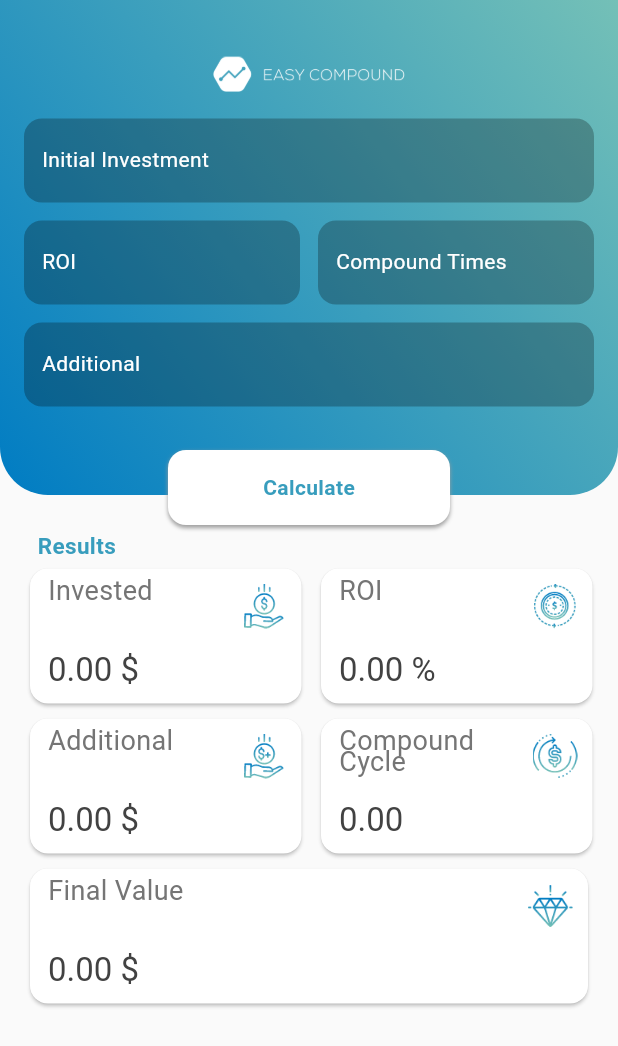
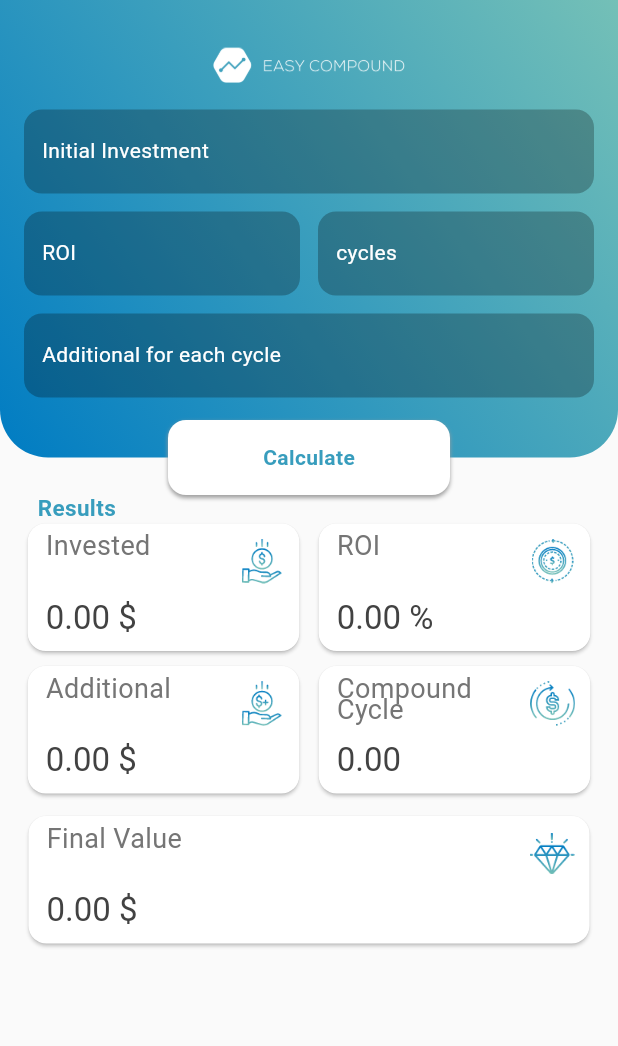
Before and after one commit to AntonioVerdiglione1996/EasyCompoundCalculatorApp, a Flutter app: the screen it shows after launch, on a phone screen of 412 x 824 dp. Shown: the top 1046 px of the screen. Run offline on Flutter 3.47's test engine with Material 2 defaults, Android fonts, the light colour scheme and no system bars; missing offline and left inert: firebase_admob; accounts and stored records are empty.

Commit message:
adjusted screen size

```diff
--- a/lib/adMobHelper.dart
+++ b/lib/adMobHelper.dart
@@ -13,7 +13,7 @@ class AdMobHelper {
   static BannerAd _bannerAd;
 
   static BannerAd createBannerAd(){
-    return BannerAd(adUnitId: BannerAd.testAdUnitId,size: AdSize.fullBanner ,targetingInfo: targetingInfo);
+    return BannerAd(adUnitId: BannerAd.testAdUnitId,size: AdSize.smartBanner ,targetingInfo: targetingInfo);
   }
 
   static void initStateAd(){
--- a/lib/cardItem.dart
+++ b/lib/cardItem.dart
@@ -30,7 +30,7 @@ class _CardItem extends State<CardItem> {
           ),
           child: SizedBox(
             width: widget.width,
-            height: 90,
+            height: 85,
             child: Stack(
               children: <Widget>[
                 Positioned(
@@ -56,7 +56,7 @@ class _CardItem extends State<CardItem> {
                   height: 30,
                 ),
                 Positioned(
-                    top: 55,
+                    top: 50,
                     left: 12,
                     child: Text(
                       widget.valueToDisplay.toStringAsFixed(2) +
--- a/lib/layout2.dart
+++ b/lib/layout2.dart
@@ -46,9 +46,7 @@ class _Layout2 extends State<Layout2> {
     finalValue = 0.0;
     AdMobHelper.initStateAd();
 
-
     super.initState();
-
   }
 
   @override
@@ -65,7 +63,7 @@ class _Layout2 extends State<Layout2> {
       {String suffix = ""}) {
     return TextField(
       cursorColor: Colors.white,
-      style: TextStyle(color: Colors.white,fontSize: 14,letterSpacing: 0.25),
+      style: TextStyle(color: Colors.white, fontSize: 14, letterSpacing: 0.25),
       keyboardType: TextInputType.number,
       onSubmitted: (value) {
         setState(() {
@@ -96,12 +94,16 @@ class _Layout2 extends State<Layout2> {
 
   @override
   Widget build(BuildContext context) {
+    print( "Width:" + MediaQuery.of(context).size.width.toString());
+    print("height:" +MediaQuery.of(context).size.height.toString());
     return Scaffold(
-      body:  Stack(children: <Widget>[
+
+      body: Stack(
+        children: <Widget>[
           //BLU COVER ROUNDED
           Container(
             width: double.infinity,
-          height: 330,
+            height: 305,
             decoration: BoxDecoration(
                 borderRadius: new BorderRadius.only(
                     bottomLeft: const Radius.circular(32.0),
@@ -116,7 +118,7 @@ class _Layout2 extends State<Layout2> {
             children: <Widget>[
               //IMAGE
               Padding(
-              padding: const EdgeInsets.fromLTRB(16, 32, 16, 0),
+                padding: const EdgeInsets.fromLTRB(16, 26, 16, 0),
                 child: Center(
                   child: Image(
                     width: 128,
@@ -139,15 +141,15 @@ class _Layout2 extends State<Layout2> {
                   children: <Widget>[
                     //TEXTFIELD: ROI
                     Expanded(
-                      child:
-                          customTextField(myControllerRoi, "ROI", suffix: "%")),
+                        child: customTextField(myControllerRoi, "ROI",
+                            suffix: "%")),
                     SizedBox(
                       width: 12,
                     ),
                     //TEXTFIELD: COMPOUND TIMES
                     Expanded(
                         child: customTextField(
-                          myControllerCompoundTimes, "Compound Times")),
+                            myControllerCompoundTimes, "cycles",suffix: "year")),
                   ],
                 ),
               ),
@@ -155,12 +157,12 @@ class _Layout2 extends State<Layout2> {
               //TEXTFIELD: MONTHLY
               Padding(
                   padding: const EdgeInsets.fromLTRB(16, 12, 16, 0),
-                child: customTextField(myControllerAdditional, "Additional")),
+                  child: customTextField(myControllerAdditional, "Additional for each cycle")),
             ],
           ),
           //BUTTON
           Positioned(
-          top: 300,
+            top: 280,
             left: 112,
             right: 112,
             child: RaisedGradientButton(
@@ -169,8 +171,7 @@ class _Layout2 extends State<Layout2> {
                 style: TextStyle(
                     color: CustomColors.blue_sky,
                     fontWeight: FontWeight.bold,
-                letterSpacing: 0.25
-              ),
+                    letterSpacing: 0.25),
               ),
               onPressed: () {
                 setState(() {
@@ -192,19 +193,25 @@ class _Layout2 extends State<Layout2> {
               gradient: LinearGradient(colors: [Colors.white, Colors.white]),
             ),
           ),
+
           //RESULTS TEXT
           Positioned(
-          top: 355,
+            top: 330,
             left: 25,
             child: Text(
               "Results",
-            style: TextStyle(color: CustomColors.blue_sky,fontWeight: FontWeight.bold,fontSize: 15,letterSpacing: 0.25),
+              style: TextStyle(
+                  color: CustomColors.blue_sky,
+                  fontWeight: FontWeight.bold,
+                  fontSize: 15,
+                  letterSpacing: 0.25),
             ),
           ),
           //CARDS ROW 1
           Positioned(
-          top: 375,
-          left: 16,
+            top: 345,
+            left: 7.5,
+            right: 7.5,
             child: Row(
               crossAxisAlignment: CrossAxisAlignment.center,
               mainAxisAlignment: MainAxisAlignment.center,
@@ -231,8 +238,9 @@ class _Layout2 extends State<Layout2> {
           ),
           //CARDS ROW 2
           Positioned(
-          top: 475,
-          left: 16,
+            top: 440,
+            left: 7.5,
+            right: 7.5,
             child: Row(
               crossAxisAlignment: CrossAxisAlignment.center,
               mainAxisAlignment: MainAxisAlignment.center,
@@ -258,9 +266,9 @@ class _Layout2 extends State<Layout2> {
           ),
           //BIG CARD
           Positioned(
-          top: 575,
-          left: 16,
-          right: 16,
+            top: 540,
+            left: 15,
+            right: 15,
             child: CardItem(
                 label: "Final Value",
                 pathIcon: "assets/finalvalue.png",
@@ -268,7 +276,8 @@ class _Layout2 extends State<Layout2> {
                 valueToDisplay: finalValue,
                 width: 400),
           ),
-      ])
+        ],
+      ),
     );
   }
 }
--- a/lib/main.dart
+++ b/lib/main.dart
@@ -1,9 +1,15 @@
 import 'package:flutter/material.dart';
+import 'package:flutter/services.dart';
 import 'layout2.dart';
 
-void main() => runApp(MyApp());
+void main(){
+  SystemChrome.setPreferredOrientations([DeviceOrientation.portraitUp]);
+  runApp(MyApp());
+
+}
 
 class MyApp extends StatelessWidget {
+
   // This widget is the root of your application.
   @override
   Widget build(BuildContext context) {
```
Also changed, not shown: 1 other file. Lines whose indentation alone changed are shown as unchanged.
